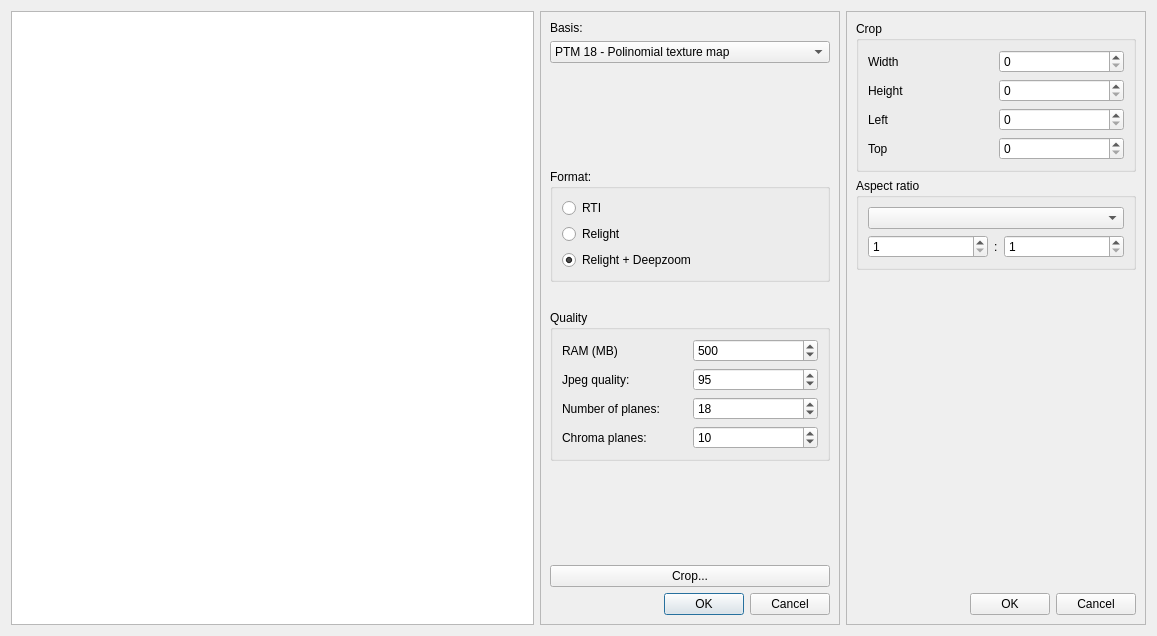
The window that relight/rtiexport.ui (cnr-isti-vclab/relight) describes before a commit, drawn with Qt 5.
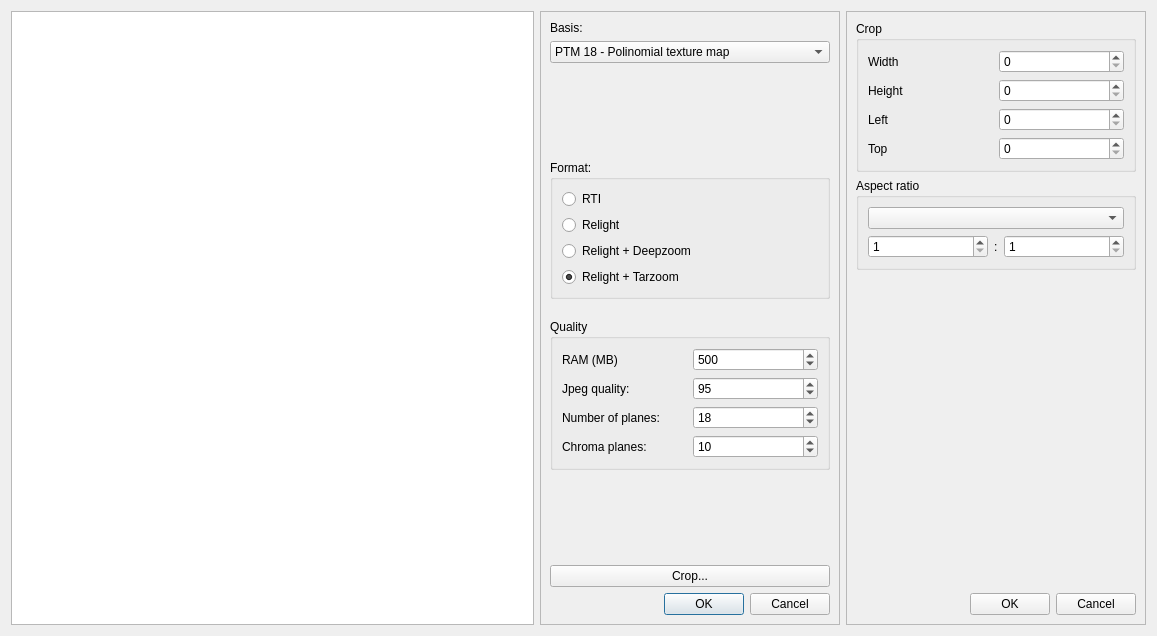
The same window after the commit. Custom widgets are drawn as their Qt base class.

Commit message: added tarzoom export

What changed in the file:
```diff
--- a/relight/rtiexport.ui
+++ b/relight/rtiexport.ui
@@ -115,25 +115,35 @@
         <property name="title">
          <string>Format:</string>
         </property>
-        <layout class="QGridLayout" name="gridLayout_4">
-         <item row="0" column="0">
+        <layout class="QVBoxLayout" name="verticalLayout_2">
+         <item>
           <widget class="QRadioButton" name="formatRTI">
            <property name="text">
             <string>RTI</string>
            </property>
           </widget>
          </item>
-         <item row="1" column="0">
+         <item>
           <widget class="QRadioButton" name="formatRelight">
            <property name="text">
             <string>Relight</string>
            </property>
           </widget>
          </item>
-         <item row="2" column="0">
+         <item>
           <widget class="QRadioButton" name="formatDeepzoom">
            <property name="text">
             <string>Relight + Deepzoom</string>
+           </property>
+           <property name="checked">
+            <bool>false</bool>
+           </property>
+          </widget>
+         </item>
+         <item>
+          <widget class="QRadioButton" name="formatTarzoom">
+           <property name="text">
+            <string>Relight + Tarzoom</string>
            </property>
            <property name="checked">
             <bool>true</bool>
```
The commit also changes 6 other files.
